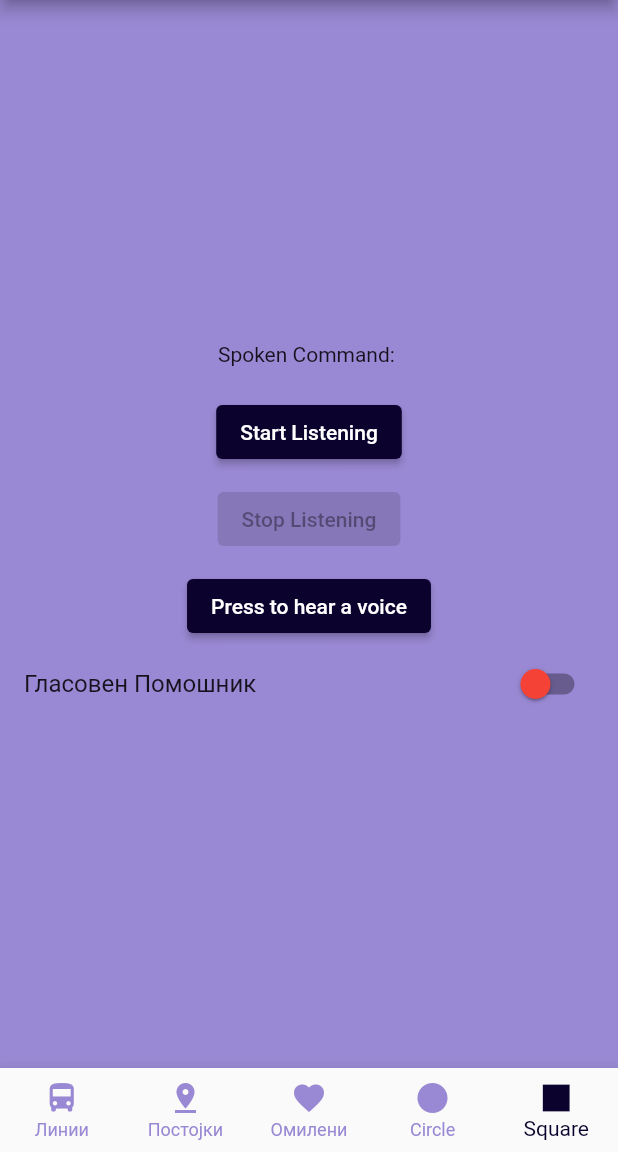
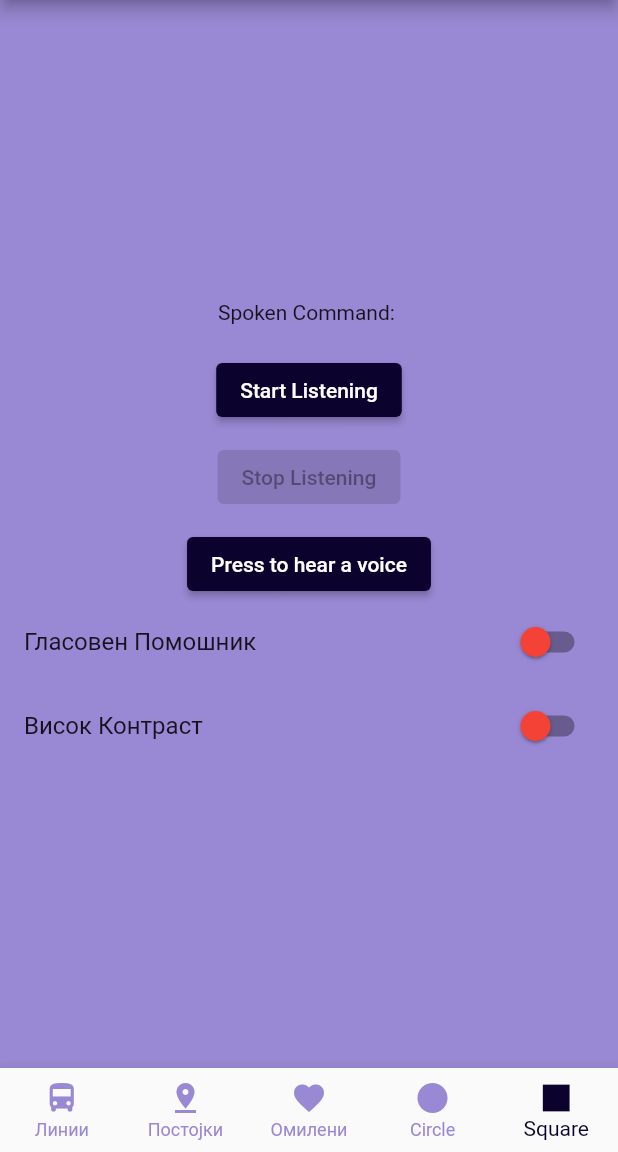
Before and after one commit to blagojpetkov/Flutter_Project, a Flutter app: the screen it shows after launch, item 5 of the bottom bar chosen, on a phone screen of 412 x 824 dp, the part 84-1236 px from its top. Run offline on Flutter 3.47's test engine with Material 2 defaults, Android fonts, the phone set to English and light mode, and no system bars; our stand-ins replace flutter_tts, google_maps_flutter, location, speech_to_text; network calls fail.

Commit message:
Add high contrast theme

```diff
--- a/lib/main.dart
+++ b/lib/main.dart
@@ -15,10 +15,15 @@ class MyApp extends StatelessWidget {
   Widget build(BuildContext context) {
   return ChangeNotifierProvider(
     create: (context) => HttpService(),
-      child: MaterialApp(
+    child: Builder(
+      builder: (context) {
+        HttpService httpService = Provider.of<HttpService>(context);
+        return MaterialApp(
           title: 'Flutter Demo',
-        theme: buildAppTheme(),
+          theme: httpService.getTheme(),
           home: HomeScreen(),
+        );
+      },
     ),
   );
 }
@@ -33,9 +38,9 @@ class MyApp extends StatelessWidget {
     scaffoldBackgroundColor: AppColors.primaryBackground,
     buttonTheme: const ButtonThemeData(
       buttonColor: AppColors.color4,
-      textTheme: ButtonTextTheme.primary, // This will ensure button text is readable against the button color
+      textTheme: ButtonTextTheme.primary,
     ),
-    // ... Add other ThemeData properties as needed
+
   );
 }
 
--- a/lib/screens/bus_line_detail_screen.dart
+++ b/lib/screens/bus_line_detail_screen.dart
@@ -88,7 +88,7 @@ class _BusLineDetailScreenState extends State<BusLineDetailScreen> {
                     style: TextStyle(
                       fontSize: 24,
                       fontWeight: FontWeight.bold,
-                      color: AppColors.color4,
+                      color: widget.httpService.isHighContrast ? Colors.white: AppColors.color4,
                     ),
                   ),
                 ),
@@ -115,7 +115,7 @@ class _BusLineDetailScreenState extends State<BusLineDetailScreen> {
                     style: TextStyle(
                       fontSize: 20,
                       fontWeight: FontWeight.bold,
-                      color: AppColors.color4,
+                      color: widget.httpService.isHighContrast ? Colors.white: AppColors.color4,
                     ),
                   ),
                 ),
--- a/lib/screens/settings_screen.dart
+++ b/lib/screens/settings_screen.dart
@@ -18,12 +18,15 @@ class SettingsScreen extends StatelessWidget {
           Text('Spoken Command: ${httpService.command}'),
           SizedBox(height: 20),
           ElevatedButton(
-            onPressed: httpService.isListening ? null : () => httpService.startListening(context),
+            onPressed: httpService.isListening
+                ? null
+                : () => httpService.startListening(context),
             child: Text('Start Listening'),
           ),
           SizedBox(height: 10),
           ElevatedButton(
-            onPressed: httpService.isListening ? httpService.stopListening : null,
+            onPressed:
+                httpService.isListening ? httpService.stopListening : null,
             child: Text('Stop Listening'),
           ),
           SizedBox(height: 10),
@@ -37,6 +40,16 @@ class SettingsScreen extends StatelessWidget {
           ToggleAssistant(
               voiceFunction: httpService.setVoiceAssistantMode,
               toggleValue: httpService.voiceAssistantMode),
+          SwitchListTile(
+            title: Text("Висок Контраст"),
+            value:
+                Provider.of<HttpService>(context, listen: false).isHighContrast,
+            onChanged: (value) {
+              Provider.of<HttpService>(context, listen: false).toggleTheme();
+            },
+            activeColor: Colors.green,
+            inactiveThumbColor: Colors.red,
+          )
         ],
       ),
     );
--- a/lib/services/http_service.dart
+++ b/lib/services/http_service.dart
@@ -17,6 +17,9 @@ import 'package:speech_to_text/speech_to_text.dart' as stt;
 import 'package:flutter_tts/flutter_tts.dart';
 
 class HttpService with ChangeNotifier {
+  late ThemeData _currentTheme;
+  bool _isHighContrast = false;
+
   final String baseUrl = 'http://info.skopska.mk:8080';
   final String tokenHeaderKey = "Eurogps.Eu.Sid";
   String? token;
@@ -71,9 +74,9 @@ class HttpService with ChangeNotifier {
   Future<void> initSpeechRecognition() async {
     bool available = await speech.initialize();
     if (available) {
-      isInitialized = true; // Set this to true if initialization is successful
+      isInitialized = true;
     } else {
-      // Handle the error as needed, maybe show a dialog or toast message
+      // Handle the error
     }
   }
 
@@ -89,7 +92,7 @@ class HttpService with ChangeNotifier {
     if (match != null &&
         currentIndex == 0 &&
         currentScreen == AppScreens.BusLines) {
-      // Check if the recognized command is a number AND the BusLinesScreen is currently open
+      // Check if the BusLinesScreen is currently open
       String number = match.group(1)!;
       openBusLine(int.parse(number), context);
     }
@@ -118,14 +121,13 @@ class HttpService with ChangeNotifier {
           ),
         );
       } else {
-        // Speak out an error or notification
         speak("Избраниот број не е валидна постојка во оваа рута.");
       }
     }
 
     List<String> go_back_values = ["зад", "назад"];
     if (go_back_values.any((item) => command.toLowerCase().contains(item))) {
-      print("Command contains назад. Hooray!");
+      print("Command contains назад.");
       if (Navigator.canPop(context)) {
         Navigator.pop(context);
       }
@@ -133,7 +135,7 @@ class HttpService with ChangeNotifier {
 
     List<String> line_values = ["лигња", "инија", "инии", "limi"];
     if (line_values.any((item) => command.toLowerCase().contains(item))) {
-      // print("Command contains Линии. Hooray!");
+      // print("Command contains Линии.");
       setCurrentIndex(0);
     }
 
@@ -146,7 +148,7 @@ class HttpService with ChangeNotifier {
       "пост"
     ];
     if (bus_stop_values.any((item) => command.toLowerCase().contains(item))) {
-      // print("Command contains постојки. Hooray!");
+      // print("Command contains постојки.");
       setCurrentIndex(1);
     }
 
@@ -158,7 +160,7 @@ class HttpService with ChangeNotifier {
     ];
 
     if (favorite_values.any((item) => command.toLowerCase().contains(item))) {
-      // print("Command contains постојки. Hooray!");
+      // print("Command contains постојки.");
       setCurrentIndex(2);
     }
 
@@ -172,12 +174,12 @@ class HttpService with ChangeNotifier {
       "fruithy"
     ];
     if (route_values.any((item) => command.toLowerCase().contains(item))) {
-      print("Command contains рути. Hooray!");
+      print("Command contains рути.");
     }
 
     List<String> helper_values = ["советник", "совет", "оветни"];
     if (helper_values.any((item) => command.toLowerCase().contains(item))) {
-      print("Command contains советник. Hooray!");
+      print("Command contains советник.");
     }
   }
 
@@ -273,7 +275,53 @@ class HttpService with ChangeNotifier {
         : SizedBox.shrink();
   }
 
+  getTheme() => _currentTheme;
+  bool get isHighContrast => _isHighContrast;
+
+  toggleTheme() {
+    if (_isHighContrast) {
+      _currentTheme = buildAppTheme();
+      _isHighContrast = false;
+    } else {
+      _currentTheme = buildHighContrastTheme();
+      _isHighContrast = true;
+    }
+    notifyListeners();
+  }
+
+   ThemeData buildHighContrastTheme() {
+    return ThemeData(
+      primaryColor: Colors.black,
+      colorScheme: ColorScheme.dark(
+        primary: Colors.white,
+        secondary: Colors.black,
+      ),
+      scaffoldBackgroundColor: Colors.black,
+      buttonTheme: ButtonThemeData(
+        buttonColor: Colors.white,
+        textTheme: ButtonTextTheme.primary,
+      ),
+    );
+  }
+
+  ThemeData buildAppTheme() {
+  return ThemeData(
+    primaryColor: AppColors.primaryBackground,
+    colorScheme: const ColorScheme.light(
+      primary: AppColors.color4,
+      secondary: AppColors.accentColor1,
+    ),
+    scaffoldBackgroundColor: AppColors.primaryBackground,
+    buttonTheme: const ButtonThemeData(
+      buttonColor: AppColors.color4,
+      textTheme: ButtonTextTheme.primary, // This will ensure button text is readable against the button color
+    ),
+    // ... Add other ThemeData properties as needed
+  );
+}
+
   HttpService() {
+    _currentTheme = buildAppTheme();
     fetchToken();
     setTTSEngine();
     initSpeechRecognition();
--- a/lib/widgets/favorites_tab_screen.dart
+++ b/lib/widgets/favorites_tab_screen.dart
@@ -62,7 +62,7 @@ class _FavoritesTabScreenState extends State<FavoritesTabScreen>
             controller: _tabController,
             indicatorColor: Theme.of(context)
                 .colorScheme
-                .secondary, // Use your theme's secondary color
+                .secondary,
             tabs: [
               Tab(text: 'Линии'),
               Tab(text: 'Постојки'),
```
Lines whose indentation alone changed are shown as unchanged.
